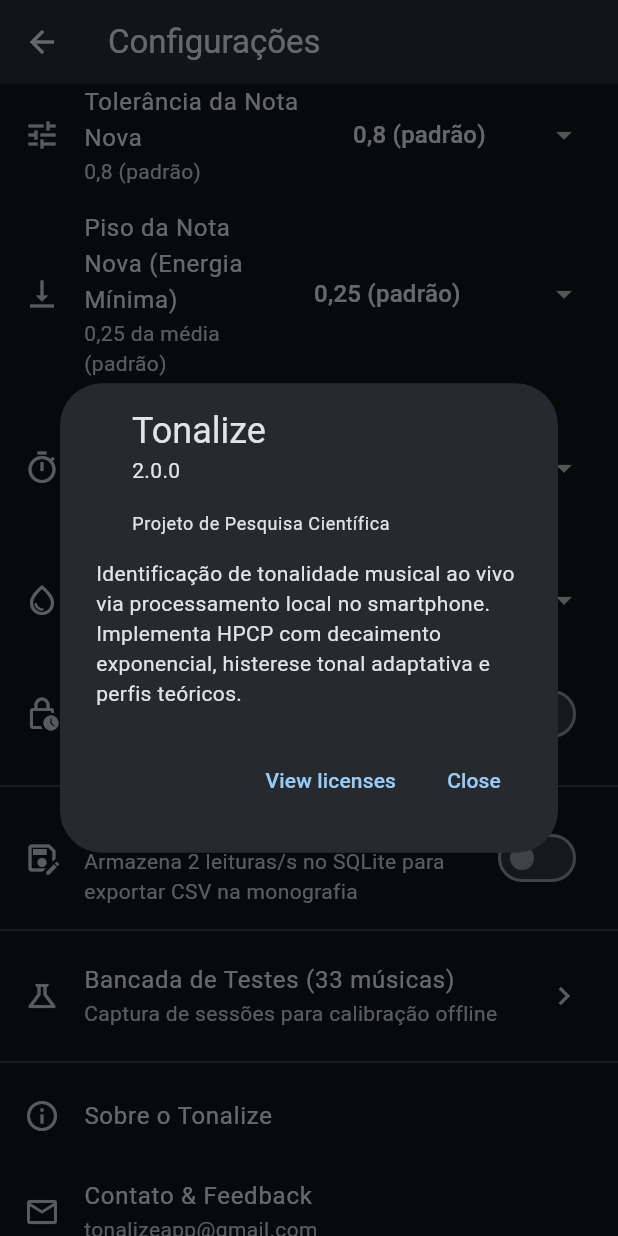
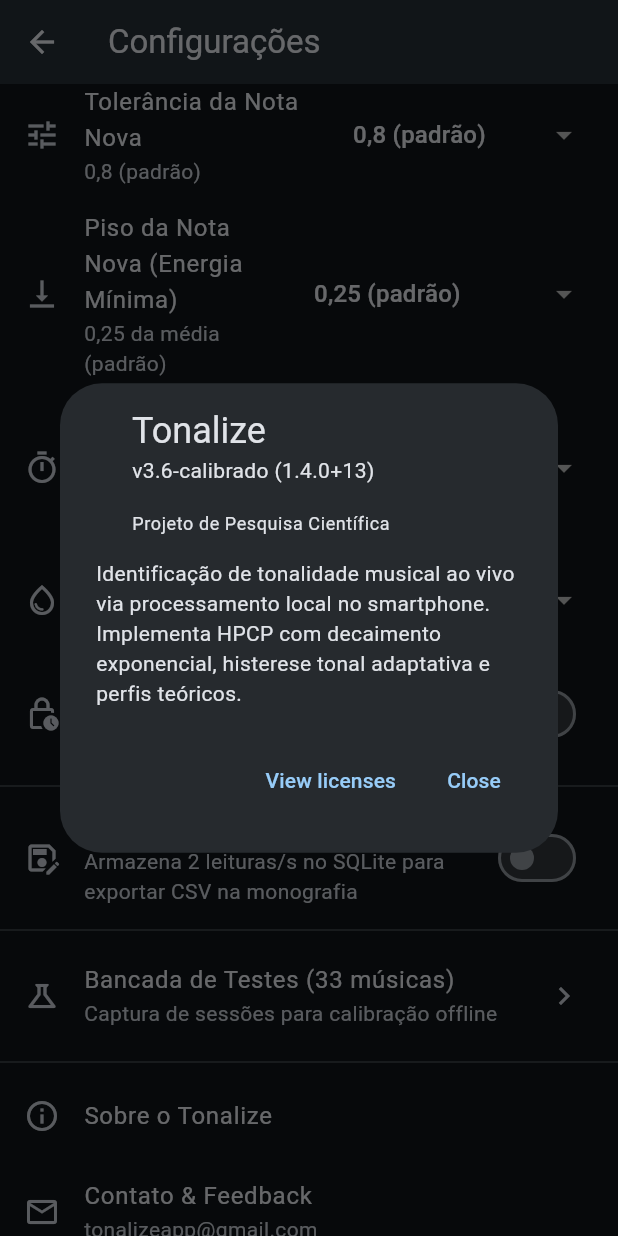
Before and after one commit to Str1NnG/tonalize, a Flutter app: the SettingsScreen screen opened directly, scrolled down 1152 dp, after a tap on "Sobre o Tonalize", on a phone screen of 412 x 824 dp. Run offline on Flutter 3.47's test engine with Material 3 defaults, Android fonts, the phone set to English and light mode, and no system bars; our stand-ins replace fl_chart, permission_handler, shared_preferences, sqflite, vibration; accounts and stored records are empty.

Commit message:
Atualiza versão para 1.4.0 com metadados da calibração

```diff
--- a/lib/screens/settings_screen.dart
+++ b/lib/screens/settings_screen.dart
@@ -589,7 +589,7 @@
                   showAboutDialog(
                     context: context,
                     applicationName: 'Tonalize',
-                    applicationVersion: '2.0.0',
+                    applicationVersion: 'v3.6-calibrado (1.4.0+13)',
                     applicationLegalese: 'Projeto de Pesquisa Científica',
                     children: <Widget>[
                       const Padding(
--- a/pubspec.yaml
+++ b/pubspec.yaml
@@ -2,7 +2,7 @@
 description: "Tonalize: identificação de tonalidade musical ao vivo, processada no celular."
 publish_to: 'none'
 
-version: 1.0.0+1
+version: 1.4.0+13
 
 environment:
   # Ajustado para o formato padrão para garantir compatibilidade
```
Also changed, not shown: 1 other file.
